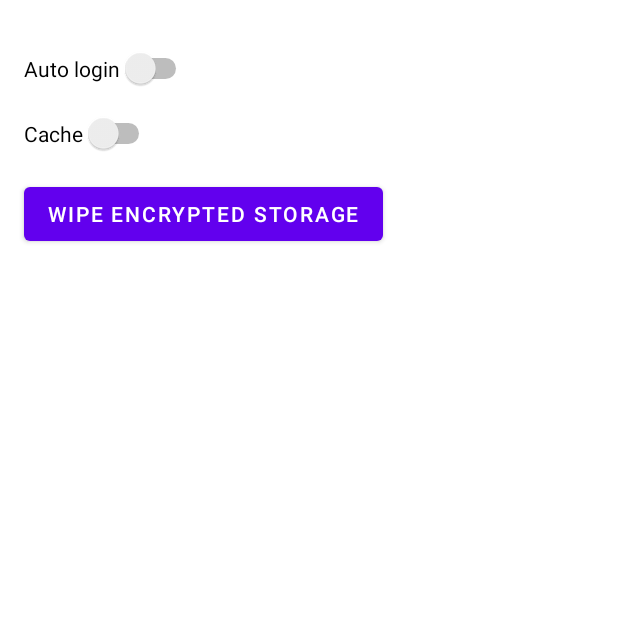
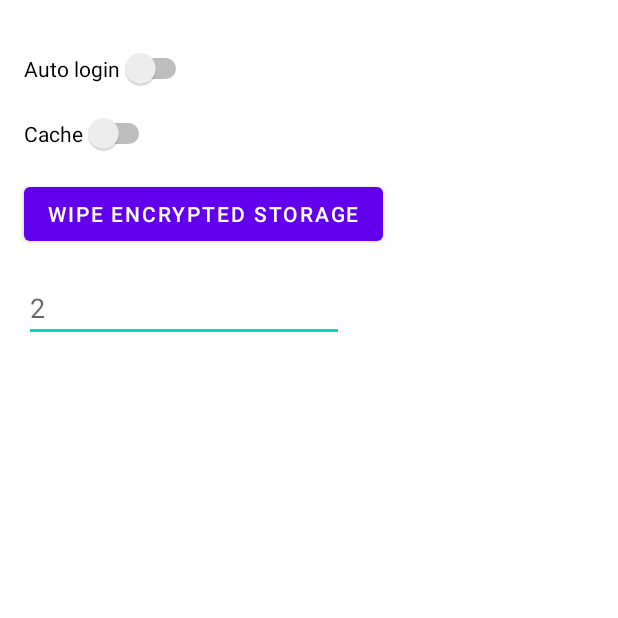
Before and after one commit to Project-OtaWilma/OtaWilmaMobile, an Android app: the PreferencesActivity screen opened directly, with no data from a screen before it, on a phone screen of 412 x 824 dp, the top half of it. Run offline under Robolectric (Android 15) with nearby library versions, the phone set to English and light mode, and no system bars.

Commit message:
Change of devices

```diff
--- a/app/src/main/java/com/otawilma/mobileclient/PreferenceStorage.kt
+++ b/app/src/main/java/com/otawilma/mobileclient/PreferenceStorage.kt
@@ -11,4 +11,8 @@ class PreferenceStorage(private val context: Context) {
     var autoLogin
         get() = sharedPreferences.getBoolean("autoLogin", false)
         set(value) {sharedPreferences.edit().putBoolean("autoLogin",value).apply()}
+
+    var homePageDays
+        get() = sharedPreferences.getInt("homePageDays",2)
+        set(value) {sharedPreferences.edit().putInt("homePageDays",value)}
 }
--- a/app/src/main/java/com/otawilma/mobileclient/activities/PreferencesActivity.kt
+++ b/app/src/main/java/com/otawilma/mobileclient/activities/PreferencesActivity.kt
@@ -1,9 +1,14 @@
 package com.otawilma.mobileclient.activities
 
 import android.os.Bundle
+import android.text.Editable
+import android.text.TextWatcher
 import android.widget.Button
+import android.widget.EditText
 import android.widget.Switch
+import android.widget.Toast
 import androidx.appcompat.app.AppCompatActivity
+import androidx.core.widget.addTextChangedListener
 import com.otawilma.mobileclient.R
 import com.otawilma.mobileclient.encryptedPreferenceStorage
 import com.otawilma.mobileclient.sharedPreferences
@@ -15,11 +20,13 @@ class PreferencesActivity : AppCompatActivity() {
 
         val switchAutoLogin = findViewById<Switch>(R.id.switchPreferencesAutoLogin)
         val buttonWipeEncryptedPreferenceStorage = findViewById<Button>(R.id.buttonWipeEncryptedStorage)
+        val editTextHomePageDays = findViewById<EditText>(R.id.editTextNumberAmoutOfDays)
 
         // TODO implement later
         val switchCache = findViewById<Switch>(R.id.switchPreferencesCache)
 
         switchAutoLogin.isChecked= sharedPreferences.autoLogin
+        editTextHomePageDays.hint= sharedPreferences.homePageDays.toString()
 
         switchAutoLogin.setOnClickListener {
             sharedPreferences.autoLogin=switchAutoLogin.isChecked
@@ -29,5 +36,20 @@ class PreferencesActivity : AppCompatActivity() {
             encryptedPreferenceStorage.wipeEncryptedSharedPreferences()
         }
 
+        editTextHomePageDays.addTextChangedListener(object : TextWatcher{
+            override fun beforeTextChanged(p0: CharSequence?, p1: Int, p2: Int, p3: Int) {}
+
+            override fun onTextChanged(p0: CharSequence?, p1: Int, p2: Int, p3: Int) {
+                try {
+                    sharedPreferences.homePageDays = p0.toString().toInt()
+                    Toast.makeText(this@PreferencesActivity,"Added ${sharedPreferences.homePageDays} to sharedPreferences",Toast.LENGTH_SHORT).show()
+                }catch (e:NullPointerException){
+                    Toast.makeText(this@PreferencesActivity, "Not convertable", Toast.LENGTH_SHORT).show()
+                }
+            }
+
+            override fun afterTextChanged(p0: Editable?) {}
+        })
+
     }
 }
--- a/app/src/main/res/layout/activity_preferences.xml
+++ b/app/src/main/res/layout/activity_preferences.xml
@@ -35,4 +35,16 @@
         android:text="Wipe encrypted storage"
         app:layout_constraintStart_toStartOf="parent"
         app:layout_constraintTop_toBottomOf="@+id/switchPreferencesCache" />
+
+    <EditText
+        android:id="@+id/editTextNumberAmoutOfDays"
+        android:layout_width="wrap_content"
+        android:layout_height="wrap_content"
+        android:layout_marginStart="16dp"
+        android:layout_marginTop="16dp"
+        android:ems="10"
+        android:hint="Amout of days shown [1,PLZNO]"
+        android:inputType="number"
+        app:layout_constraintStart_toStartOf="parent"
+        app:layout_constraintTop_toBottomOf="@+id/buttonWipeEncryptedStorage" />
 </androidx.constraintlayout.widget.ConstraintLayout>
```
Also changed, not shown: app/src/main/java/com/otawilma/mobileclient/fragments/FragmentHomePage.kt (+2 -8 lines), app/src/main/res/layout/cardview_homepage_schedule_day.xml (added, +50 -0 lines).
